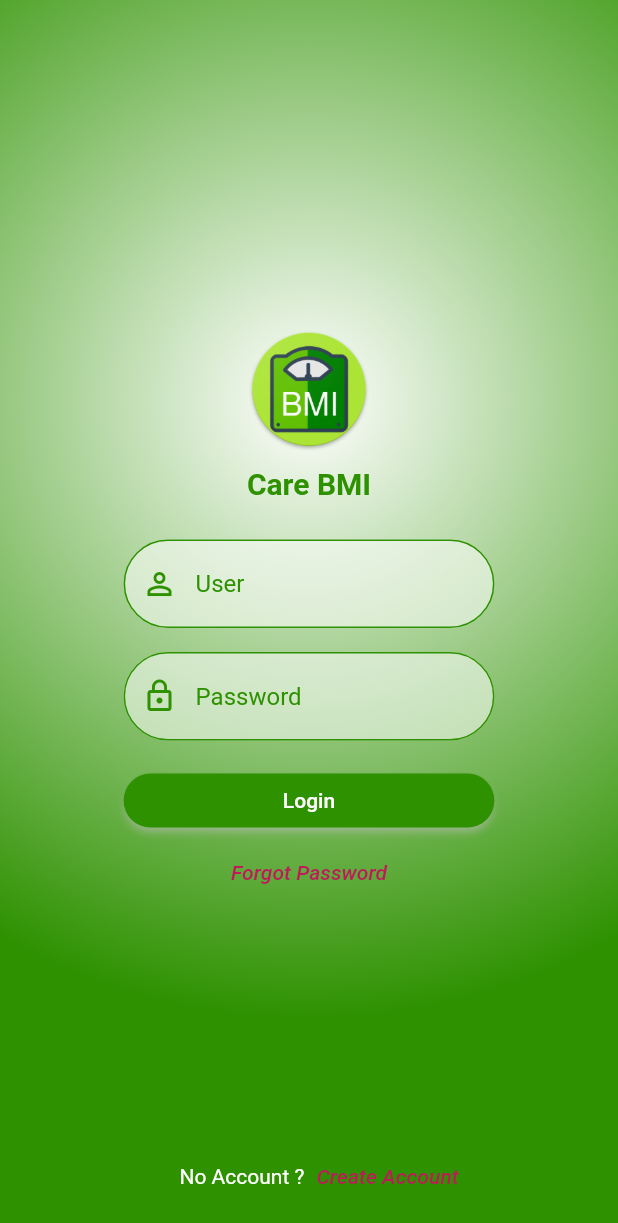
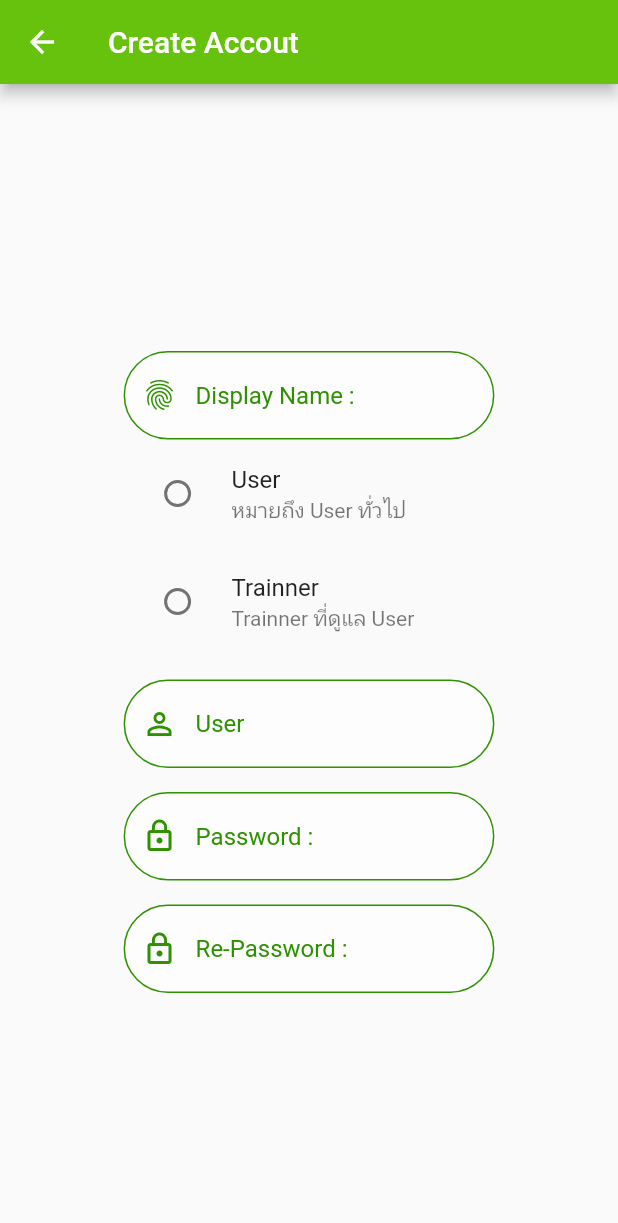
Before and after one commit to KctPiyawat/CareBMI, a Flutter app: the Authen screen opened by its route, after a tap on "Create Account", on a phone screen of 412 x 824 dp. Shown: the top 1223 px of the screen. Run offline on Flutter 3.47's test engine with Material 2 defaults, Android fonts, the phone set to English and light mode, and no system bars; our stand-ins replace introduction_screen, shared_preferences; accounts and stored records are empty.

Commit message:
finish 29jun

```diff
--- a/lib/routers.dart
+++ b/lib/routers.dart
@@ -1,8 +1,10 @@
 import 'package:carebmi/states/authen.dart';
+import 'package:carebmi/states/create_account.dart';
 import 'package:carebmi/states/onboarding_screen.dart';
 import 'package:flutter/material.dart';
 
 final Map<String,WidgetBuilder> routes =  <String,WidgetBuilder>{
   '/authen' : (BuildContext context) => Authen(),
   '/onboardingScreen' : (BuildContext context) => OnBoardingScreen(),
+  '/createAcount' : (BuildContext context) => CreateAccount(),
 };
--- a/lib/states/authen.dart
+++ b/lib/states/authen.dart
@@ -21,7 +21,7 @@ class _AuthenState extends State<Authen> {
             style: MyStyle().normalTextStyle(),
           ),
           TextButton(
-            onPressed: () {},
+            onPressed: () => Navigator.pushNamed(context, '/createAcount'),
             child: Text(
               'Create Account',
               style: MyStyle().activeTextStyle(),
--- /dev/null
+++ b/lib/states/create_account.dart
@@ -0,0 +1,116 @@
+import 'package:carebmi/utility/my_style.dart';
+import 'package:flutter/material.dart';
+
+class CreateAccount extends StatefulWidget {
+  @override
+  _CreateAccountState createState() => _CreateAccountState();
+}
+
+class _CreateAccountState extends State<CreateAccount> {
+  String typeUser;
+
+  Container buildDisplayName(BuildContext context) {
+    return Container(
+      decoration: MyStyle().whiteBoxDecoration(),
+      margin: EdgeInsets.only(top: 16),
+      width: MediaQuery.of(context).size.width * 0.6,
+      child: TextFormField(
+        decoration:
+            MyStyle().myInputDecoration(Icons.fingerprint, 'Display Name :'),
+      ),
+    );
+  }
+
+  Container buildUser(BuildContext context) {
+    return Container(
+      decoration: MyStyle().whiteBoxDecoration(),
+      margin: EdgeInsets.only(top: 16),
+      width: MediaQuery.of(context).size.width * 0.6,
+      child: TextFormField(
+        decoration: MyStyle().myInputDecoration(Icons.perm_identity, 'User'),
+      ),
+    );
+  }
+
+  Container buildPassword(BuildContext context) {
+    return Container(
+      decoration: MyStyle().whiteBoxDecoration(),
+      margin: EdgeInsets.only(top: 16),
+      width: MediaQuery.of(context).size.width * 0.6,
+      child: TextFormField(
+        obscureText: true,
+        decoration: MyStyle().myInputDecoration(
+          Icons.lock_outline,
+          'Password :',
+        ),
+      ),
+    );
+  }
+
+  Container buildRePassword(BuildContext context) {
+    return Container(
+      decoration: MyStyle().whiteBoxDecoration(),
+      margin: EdgeInsets.only(top: 16),
+      width: MediaQuery.of(context).size.width * 0.6,
+      child: TextFormField(
+        obscureText: true,
+        decoration: MyStyle().myInputDecoration(
+          Icons.lock_outline,
+          'Re-Password : ',
+        ),
+      ),
+    );
+  }
+
+  @override
+  Widget build(BuildContext context) {
+    return Scaffold(
+      appBar: AppBar(
+        backgroundColor: MyStyle().primaryColor,
+        title: Text('Create Accout'),
+      ),
+      body: Center(
+        child: SingleChildScrollView(
+          child: Column(
+            children: [
+              buildDisplayName(context),
+              Column(crossAxisAlignment: CrossAxisAlignment.center,
+                children: [
+                  Container(width: MediaQuery.of(context).size.width*0.6,
+                    child: RadioListTile(
+                      value: 'user',
+                      groupValue: typeUser,
+                      onChanged: (value) {
+                        setState(() {
+                          typeUser = value;
+                        });
+                      },
+                      title: Text('User'),
+                      subtitle: Text('หมายถึง User ทั่วไป'),
+                    ),
+                  ),
+                  Container(width: MediaQuery.of(context).size.width*0.6,
+                    child: RadioListTile(
+                      value: 'trainner',
+                      groupValue: typeUser,
+                      onChanged: (value) {
+                        setState(() {
+                          typeUser = value;
+                        });
+                      },
+                      title: Text('Trainner'),
+                      subtitle: Text('Trainner ที่ดูแล User'),
+                    ),
+                  ),
+                ],
+              ),
+              buildUser(context),
+              buildPassword(context),
+              buildRePassword(context),
+            ],
+          ),
+        ),
+      ),
+    );
+  }
+}
```
